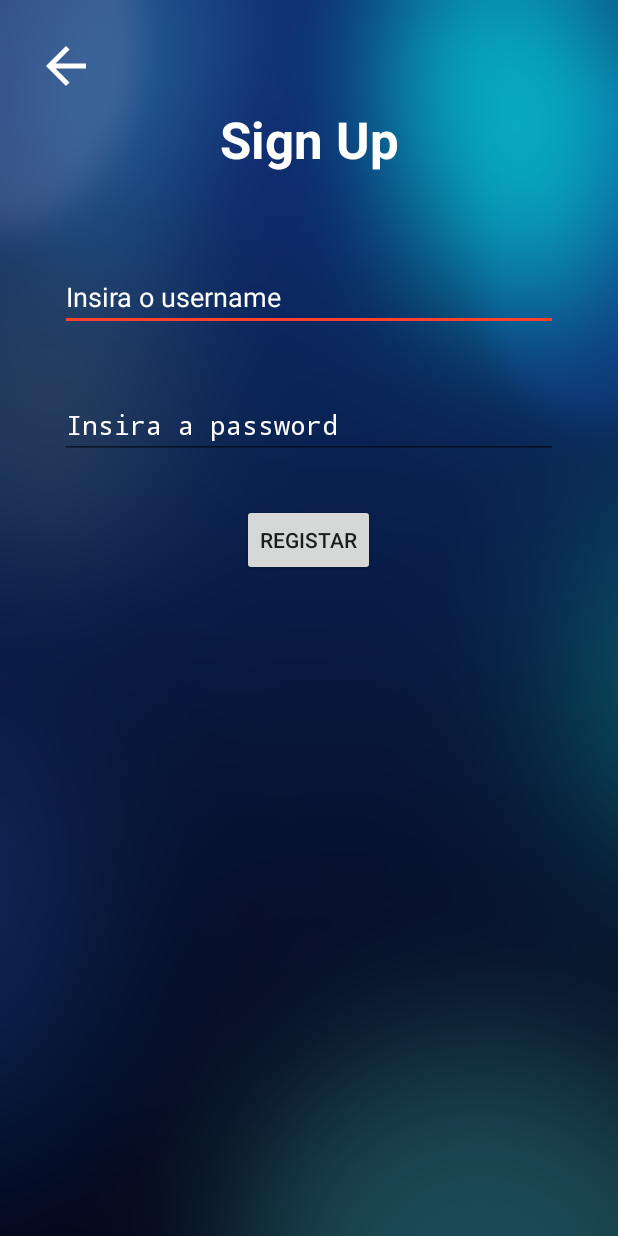
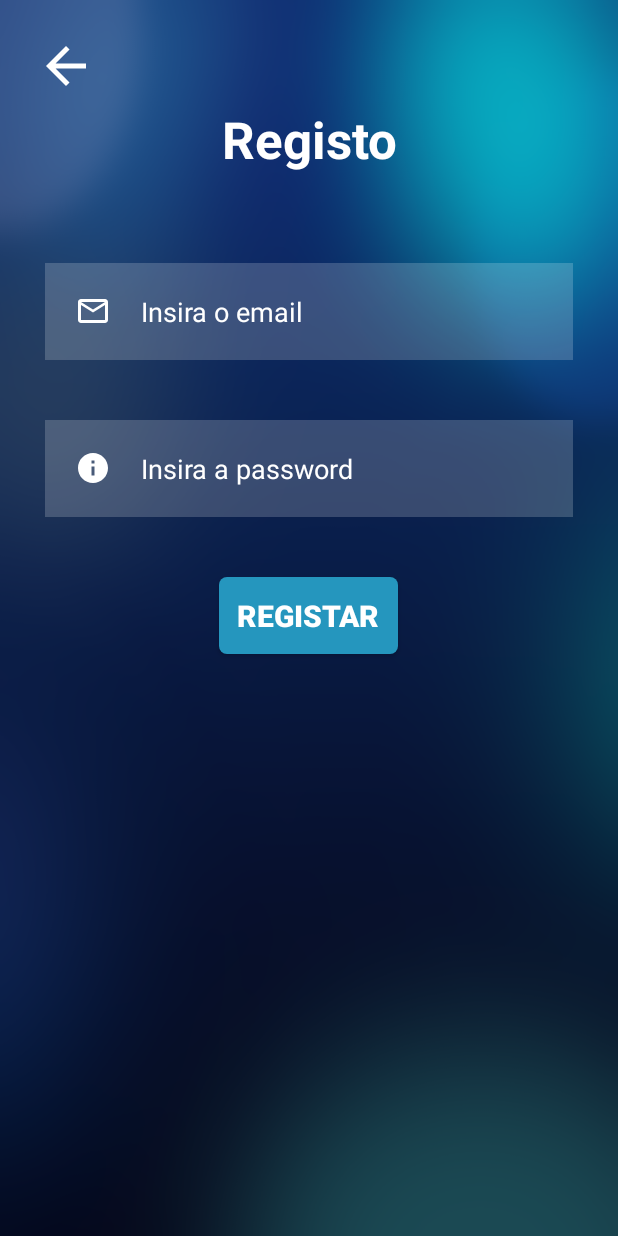
Before and after one commit to GVarelaa/ProjetoSA, an Android app: the RegisterActivity screen opened directly, with no data from a screen before it, on a phone screen of 412 x 824 dp. Run offline under Robolectric (Android 15) with nearby library versions, the phone set to English and light mode, and no system bars; our stand-ins replace Firebase (no records; nobody signed in at launch, a user with empty details on screens opened directly).

Commit message:
Login feito

```diff
--- /dev/null
+++ b/app/src/main/res/drawable/ic_email.xml
@@ -0,0 +1,5 @@
+<vector android:autoMirrored="true" android:height="24dp"
+    android:tint="@color/white" android:viewportHeight="24"
+    android:viewportWidth="24" android:width="24dp" xmlns:android="http://schemas.android.com/apk/res/android">
+    <path android:fillColor="@android:color/white" android:pathData="M20,4H4c-1.1,0 -2,0.9 -2,2v12c0,1.1 0.9,2 2,2h16c1.1,0 2,-0.9 2,-2V6c0,-1.1 -0.9,-2 -2,-2zM4,18V8l8,5l8,-5v10H4zM20,6l-8,5L4,6h16z"/>
+</vector>
--- /dev/null
+++ b/app/src/main/res/drawable/rounded_button_login.xml
@@ -0,0 +1,5 @@
+<?xml version="1.0" encoding="utf-8"?>
+<shape xmlns:android="http://schemas.android.com/apk/res/android">
+    <solid android:color="#2596be"/>
+    <corners android:radius="5dp"/>
+</shape>
--- a/app/src/main/res/layout/activity_register.xml
+++ b/app/src/main/res/layout/activity_register.xml
@@ -14,7 +14,7 @@
         android:layout_marginTop="24dp"
         android:layout_marginStart="24dp"
         android:background="?attr/selectableItemBackgroundBorderless"
-        android:src="@drawable/baseline_arrow_back_24" />
+        android:src="@drawable/ic_arrow" />
 
     <TextView
         android:id="@+id/signup"
@@ -24,49 +24,62 @@
         android:layout_marginTop="70dp"
         android:layout_marginEnd="50dp"
         android:layout_marginBottom="50dp"
-        android:text="Sign Up"
+        android:text="Registo"
         android:textAlignment="center"
         android:textSize="34sp"
         android:textStyle="bold"
         android:textColor="@color/white"/>
 
     <EditText
-        android:id="@+id/username"
+        android:id="@+id/email"
         android:layout_width="match_parent"
         android:layout_height="wrap_content"
-        android:layout_marginStart="40dp"
+        android:layout_marginStart="30dp"
         android:layout_marginTop="10dp"
-        android:layout_marginEnd="40dp"
+        android:layout_marginEnd="30dp"
         android:layout_marginBottom="40dp"
-        android:hint="Insira o username"
+        android:background="#30ffffff"
+        android:hint="Insira o email"
         android:ems="10"
         android:layout_below="@id/signup"
         android:textColor="@color/white"
-        android:textColorHint="@color/white"/>
+        android:textColorHint="@color/white"
+        android:padding="20dp"
+        android:drawableLeft="@drawable/ic_email"
+        android:drawablePadding="20dp"/>
+
 
     <EditText
         android:id="@+id/password"
         android:layout_width="match_parent"
         android:layout_height="wrap_content"
-        android:layout_marginStart="40dp"
+        android:layout_marginStart="30dp"
         android:layout_marginTop="0dp"
-        android:layout_marginEnd="40dp"
+        android:layout_marginEnd="30dp"
         android:layout_marginBottom="40dp"
-        android:inputType="textPassword"
+        android:background="#30ffffff"
         android:hint="Insira a password"
         android:ems="10"
-        android:layout_below="@id/username"
+        android:layout_below="@id/email"
         android:textColor="@color/white"
-        android:textColorHint="@color/white"/>
+        android:textColorHint="@color/white"
+        android:padding="20dp"
+        android:drawableLeft="@drawable/ic_baseline_info_24"
+        android:drawablePadding="20dp"/>
+
 
     <Button
         android:id="@+id/registerbtn"
         android:layout_width="wrap_content"
         android:layout_height="wrap_content"
+        android:layout_below="@id/password"
+        android:layout_marginTop="0dp"
+        android:layout_centerHorizontal="true"
+        android:padding="12dp"
         android:text="Registar"
-        android:layout_below="@id/password"
-        android:layout_centerHorizontal="true"
-        android:layout_marginTop="-10dp"/>
-
+        android:textColor="@color/white"
+        android:textSize="20sp"
+        android:textStyle="bold"
+        android:background="@drawable/rounded_button_login"/>
 
 </RelativeLayout>
```
Also changed, not shown: app/src/main/java/com/example/elderwatch/LoginActivity.kt (+2 -7 lines), app/src/main/java/com/example/elderwatch/RegisterActivity.kt (+8 -8 lines), app/src/main/res/layout/activity_login.xml (+9 -4 lines), app/src/main/res/drawable/ic_arrow.xml (renamed from app/src/main/res/drawable/baseline_arrow_back_24.xml), app/src/main/res/drawable/ic_person.xml (renamed from app/src/main/res/drawable/baseline_person_outline_24.xml).
